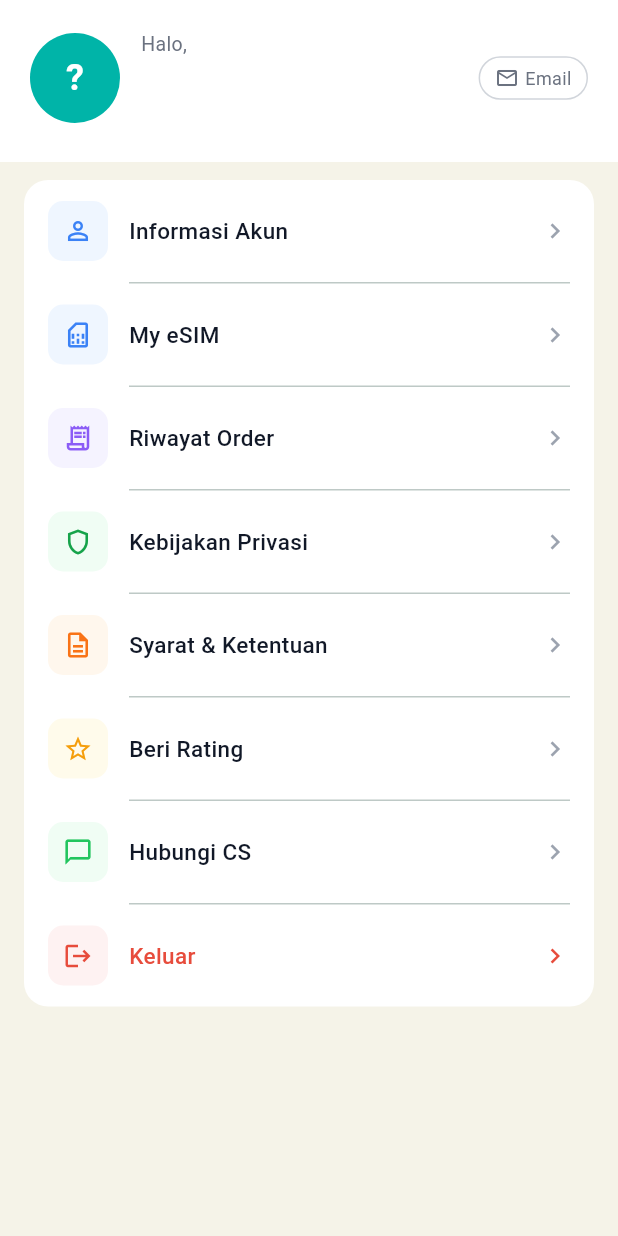
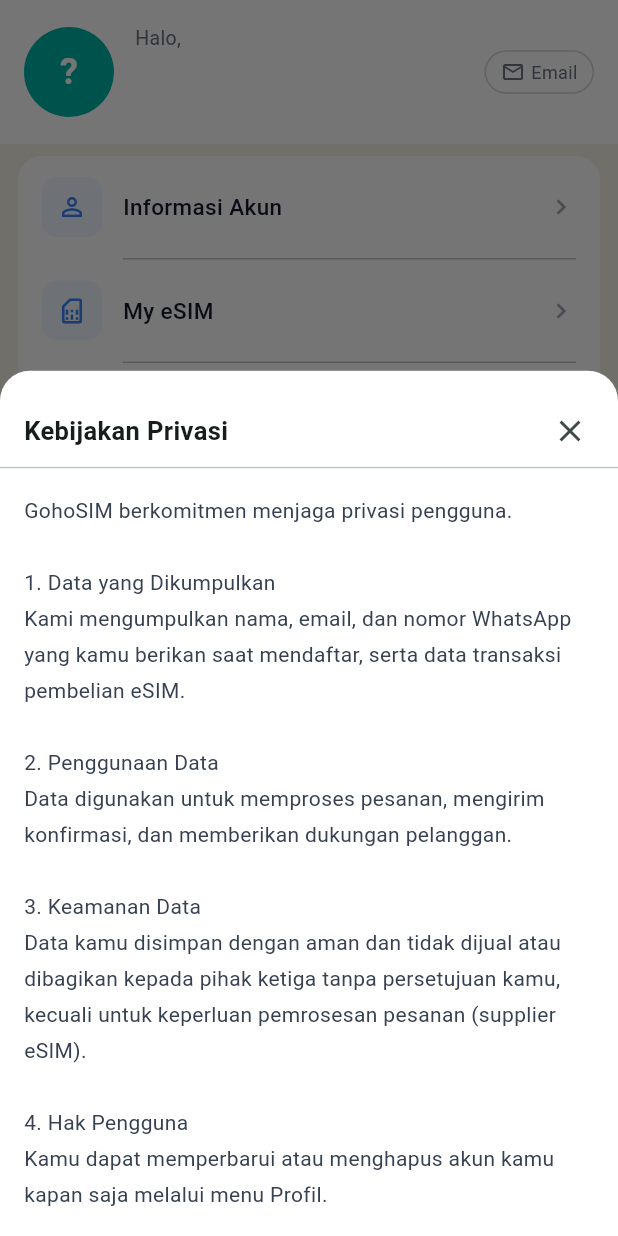
Before and after one commit to Sayuliho/gohosim-flutter, a Flutter app: the _ProfileContent widget shown alone on an empty page, opened directly, after a tap on "Kebijakan Privasi", on a phone screen of 412 x 824 dp. Run offline on Flutter 3.47's test engine with Material 3 defaults, Android fonts, the phone set to English and light mode, and no system bars; our stand-ins replace flutter_secure_storage, go_router, webview_flutter; accounts and stored records are empty.

Commit message:
fix(profile): reduce spacing, fix kebijakan/syarat links
- Reduce header padding 20→16, spacers, and card margin 16→12
  so the profile screen fits in one page
- Fix Kebijakan Privasi & Syarat & Ketentuan: show content in
  in-app DraggableScrollableSheet instead of opening Pages URL
  (which served admin dashboard via SPA fallback)
- Add _privacyText and _termsText constants with GohoSIM content

Co-Authored-By: Claude Sonnet 4.6 <noreply@anthropic.com>
Claude-Session: https://claude.ai/code/session_01DcfQx37ayvDtMcdXHL9fQy

```diff
--- a/lib/features/profile/screens/profile_screen.dart
+++ b/lib/features/profile/screens/profile_screen.dart
@@ -48,7 +48,7 @@ class _ProfileContent extends StatelessWidget {
             // ── Header ────────────────────────────────────────────
             Container(
               color: Colors.white,
-              padding: const EdgeInsets.fromLTRB(20, 20, 20, 24),
+              padding: const EdgeInsets.fromLTRB(16, 16, 16, 16),
               child: Row(
                 children: [
                   CircleAvatar(
@@ -96,11 +96,11 @@ class _ProfileContent extends StatelessWidget {
               ),
             ),
 
-            const SizedBox(height: 12),
+            const SizedBox(height: 8),
 
             // ── Menu Card ─────────────────────────────────────────
             Container(
-              margin: const EdgeInsets.symmetric(horizontal: 16),
+              margin: const EdgeInsets.symmetric(horizontal: 12),
               decoration: BoxDecoration(
                 color: Colors.white,
                 borderRadius: BorderRadius.circular(16),
@@ -136,7 +136,7 @@ class _ProfileContent extends StatelessWidget {
                     iconBg: const Color(0xFFF0FDF4),
                     iconColor: const Color(0xFF16A34A),
                     label: 'Kebijakan Privasi',
-                    onTap: () => _launchUrl('https://gohosim.pages.dev/store/#privacy'),
+                    onTap: () => _showInfoSheet(context, 'Kebijakan Privasi', _privacyText),
                   ),
                   const _Divider(),
                   _MenuItem(
@@ -144,7 +144,7 @@ class _ProfileContent extends StatelessWidget {
                     iconBg: const Color(0xFFFFF7ED),
                     iconColor: const Color(0xFFF97316),
                     label: 'Syarat & Ketentuan',
-                    onTap: () => _launchUrl('https://gohosim.pages.dev/store/#terms'),
+                    onTap: () => _showInfoSheet(context, 'Syarat & Ketentuan', _termsText),
                   ),
                   const _Divider(),
                   _MenuItem(
@@ -176,7 +176,44 @@ class _ProfileContent extends StatelessWidget {
               ),
             ),
 
-            const SizedBox(height: 24),
+            const SizedBox(height: 16),
+          ],
+        ),
+      ),
+    );
+  }
+
+  void _showInfoSheet(BuildContext context, String title, String content) {
+    showModalBottomSheet(
+      context: context,
+      isScrollControlled: true,
+      backgroundColor: Colors.white,
+      shape: const RoundedRectangleBorder(
+          borderRadius: BorderRadius.vertical(top: Radius.circular(20))),
+      builder: (_) => DraggableScrollableSheet(
+        expand: false,
+        initialChildSize: 0.7,
+        maxChildSize: 0.95,
+        builder: (_, ctrl) => Column(
+          children: [
+            Padding(
+              padding: const EdgeInsets.fromLTRB(16, 16, 8, 0),
+              child: Row(children: [
+                Text(title,
+                    style: const TextStyle(fontSize: 17, fontWeight: FontWeight.bold)),
+                const Spacer(),
+                IconButton(onPressed: () => Navigator.pop(_), icon: const Icon(Icons.close)),
+              ]),
+            ),
+            const Divider(height: 1),
+            Expanded(
+              child: SingleChildScrollView(
+                controller: ctrl,
+                padding: const EdgeInsets.all(16),
+                child: Text(content,
+                    style: const TextStyle(fontSize: 14, height: 1.7, color: Color(0xFF374151))),
+              ),
+            ),
           ],
         ),
       ),
@@ -223,6 +260,48 @@ class _ProfileContent extends StatelessWidget {
     }
   }
 }
+
+// ── Teks Kebijakan & Syarat ────────────────────────────────────────────────
+const _privacyText = '''
+GohoSIM berkomitmen menjaga privasi pengguna.
+
+1. Data yang Dikumpulkan
+Kami mengumpulkan nama, email, dan nomor WhatsApp yang kamu berikan saat mendaftar, serta data transaksi pembelian eSIM.
+
+2. Penggunaan Data
+Data digunakan untuk memproses pesanan, mengirim konfirmasi, dan memberikan dukungan pelanggan.
+
+3. Keamanan Data
+Data kamu disimpan dengan aman dan tidak dijual atau dibagikan kepada pihak ketiga tanpa persetujuan kamu, kecuali untuk keperluan pemrosesan pesanan (supplier eSIM).
+
+4. Hak Pengguna
+Kamu dapat memperbarui atau menghapus akun kamu kapan saja melalui menu Profil.
+
+5. Kontak
+Pertanyaan seputar privasi: cs@gohosim.com
+''';
+
+const _termsText = '''
+Syarat & Ketentuan penggunaan layanan GohoSIM.
+
+1. Layanan
+GohoSIM menyediakan layanan pembelian eSIM untuk perjalanan internasional. Produk yang dijual adalah eSIM digital dari supplier terpercaya.
+
+2. Pembelian
+Semua pembelian bersifat final. Refund dapat diajukan jika eSIM tidak aktif dalam 24 jam setelah aktivasi.
+
+3. Penggunaan eSIM
+eSIM yang dibeli hanya untuk penggunaan pribadi dan tidak untuk dijual kembali.
+
+4. Tanggung Jawab
+GohoSIM tidak bertanggung jawab atas gangguan jaringan dari operator lokal di negara tujuan.
+
+5. Perubahan Layanan
+GohoSIM berhak mengubah harga dan ketersediaan paket sewaktu-waktu.
+
+6. Kontak
+Dukungan pelanggan: cs@gohosim.com
+''';
 
 // ── Menu Item ──────────────────────────────────────────────────────────────
 class _MenuItem extends StatelessWidget {
```
